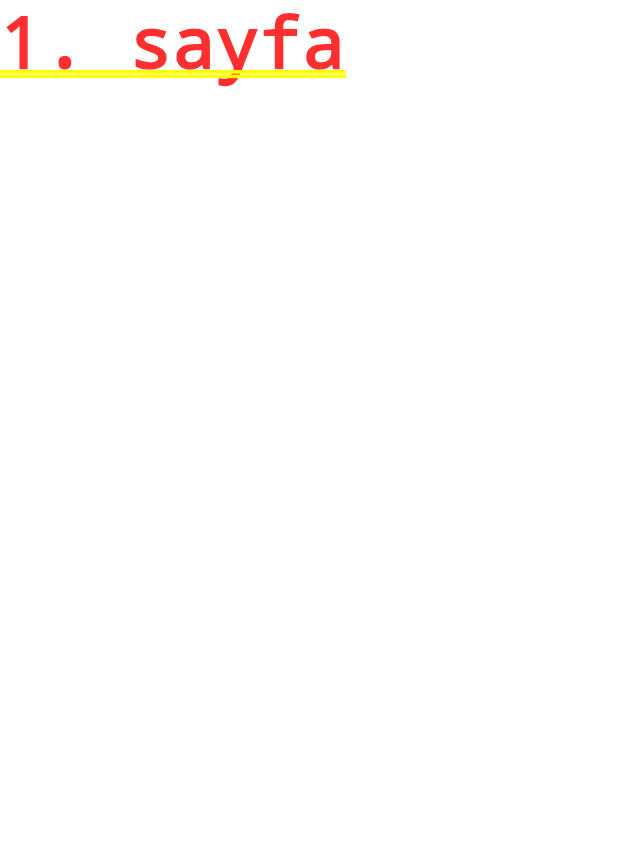
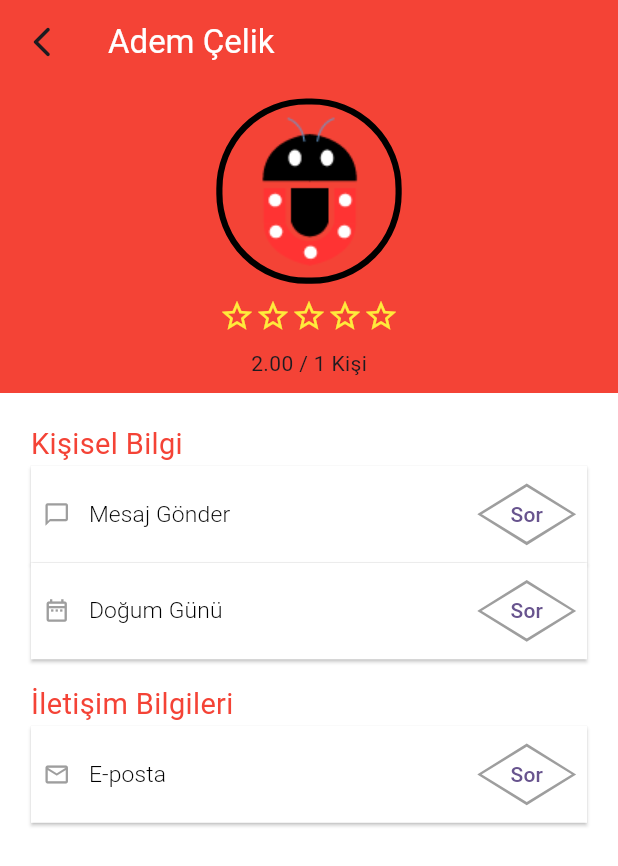
Before and after one commit to ademceliik/truecontact, a Flutter app: the MenuScreen screen opened directly, after a tap on "Siparişlerim", on a phone screen of 412 x 824 dp. Shown: the top 866 px of the screen. Run offline on Flutter 3.47's test engine with Material 3 defaults, Android fonts, the phone set to English and light mode, and no system bars; our stand-ins replace google_maps_flutter, responsive_sizer.

Commit message:
ios configuration and user details screen added

```diff
--- a/lib/view/menu_screen.dart
+++ b/lib/view/menu_screen.dart
@@ -1,5 +1,6 @@
 import 'package:calisma_app_1/view/menu/account_details_screen.dart';
 import 'package:calisma_app_1/view/navigation_settings_screen.dart';
+import 'package:calisma_app_1/view/user_details_screen_view.dart';
 import 'package:flutter/material.dart';
 import 'package:flutter/widgets.dart';
 import 'package:responsive_sizer/responsive_sizer.dart';
@@ -13,7 +14,7 @@ class MenuScreen extends StatefulWidget {
 
 class MenuScreenState extends State<MenuScreen> {
   List<Widget> pages = [
-    Container(child: Text("1. sayfa")),
+    UserDetailsScreenView(), //Container(child: Text("1. sayfa")),
     Container(child: Text("2. sayfa")),
     AccountDetailsScreen(),
     NavigationSettingScreen(),
@@ -87,7 +88,7 @@ class MenuScreenState extends State<MenuScreen> {
               )),
           Container(
             color: Colors.white,
-            height: 67.h,
+            height: 65.h,
             child: SingleChildScrollView(
                 child: Column(
               children: List<Widget>.generate(titles.length, (int index) {
--- a/lib/view/navigation_bar.dart
+++ b/lib/view/navigation_bar.dart
@@ -19,7 +19,7 @@ class _MyNavigationBarState extends State<MyNavigationBar> {
   final List<Widget> _pages = [
     MapScreen(), //Container(child: Text("1. sayfa")),
     Container(child: Text("1. sayfa")),
-    Container(child: Text("floating sayfa")),
+    SearchScreenView(), //Container(child: Text("floating sayfa")),
     AccountDetailsScreen(),
     MenuScreen(),
   ];
@@ -55,7 +55,6 @@ class _MyNavigationBarState extends State<MyNavigationBar> {
 
     return Scaffold(
       resizeToAvoidBottomInset: false,
-
       body: _pages[_currentIndex],
       bottomNavigationBar: Theme(
         data: ThemeData(
@@ -114,8 +113,6 @@ class _MyNavigationBarState extends State<MyNavigationBar> {
       onTap: () {
         setState(() {
           _currentIndex = 2;
-          Navigator.push(context, MaterialPageRoute(
-                builder: (_) => SearchScreenView()));
         });
         print(_currentIndex);
         Navigator(
--- /dev/null
+++ b/lib/view/user_details_screen_view.dart
@@ -0,0 +1,173 @@
+import 'package:flutter/material.dart';
+import 'package:responsive_sizer/responsive_sizer.dart';
+
+class UserDetailsScreenView extends StatefulWidget {
+  const UserDetailsScreenView({super.key});
+
+  @override
+  State<UserDetailsScreenView> createState() => _UserDetailsScreenViewState();
+}
+
+class _UserDetailsScreenViewState extends State<UserDetailsScreenView> {
+  List<String> titles = ["Mesaj Gönder", "Doğum Günü", "E-posta"];
+  List<IconData> icons = [
+    Icons.messenger_outline,
+    Icons.date_range_outlined,
+    Icons.email_outlined
+  ];
+  List<bool> isAsked = [false, false, false];
+  List<bool> isStarTapped = [false, false, false, false, false];
+
+  @override
+  Widget build(BuildContext context) {
+    return Scaffold(
+      appBar: AppBar(
+        backgroundColor: Colors.red,
+        title: Text(
+          "Adem Çelik",
+          style: TextStyle(color: Colors.white),
+        ),
+        leading: IconButton(
+            icon: const Icon(Icons.arrow_back_ios_new_rounded),
+            onPressed: () => Navigator.pop(context)),
+      ),
+      body: Column(
+        children: [
+          Container(
+              color: Colors.red,
+              height: 25.h,
+              width: 100.w,
+              child: Column(
+                mainAxisSize: MainAxisSize.min,
+                mainAxisAlignment: MainAxisAlignment.spaceEvenly,
+                crossAxisAlignment: CrossAxisAlignment.center,
+                children: [
+                  InkWell(
+                    onTap: () {},
+                    child: Container(
+                      height: 15.h,
+                      clipBehavior: Clip.antiAlias,
+                      decoration: BoxDecoration(
+                          border: Border.all(
+                              width: 1.w,
+                              color: Colors.black,
+                              style: BorderStyle.solid),
+                          borderRadius: BorderRadius.all(Radius.circular(60))),
+                      child: Image.asset("assets/logo/logo.png"),
+                    ),
+                  ),
+                  Row(
+                    mainAxisAlignment: MainAxisAlignment.center,
+                    children: [
+                      buildStar(0),
+                      buildStar(1),
+                      buildStar(2),
+                      buildStar(3),
+                      buildStar(4)
+                      //Icon(Icons.star_border_outlined),
+                    ],
+                  ),
+                  Text("2.00 / 1 Kişi")
+                ],
+              )),
+          Container(
+            padding: EdgeInsets.all(5.w),
+            color: Colors.white,
+            height: 60.h,
+            child: SingleChildScrollView(
+                child: Column(
+              crossAxisAlignment: CrossAxisAlignment.start,
+              children: [
+                Text("Kişisel Bilgi",
+                    style: TextStyle(color: Colors.red, fontSize: 18.sp)),
+                buildItem(0),
+                buildItem(1),
+                SizedBox(
+                  height: 2.h,
+                ),
+                Text("İletişim Bilgileri",
+                    style: TextStyle(color: Colors.red, fontSize: 18.sp)),
+                buildItem(2)
+              ],
+            )),
+          )
+        ],
+      ),
+    );
+  }
+
+  Widget buildStar(int index) {
+    return InkWell(
+        onTap: () {
+          setState(() {
+            for (int i = 0; i <= index; i++) {
+              isStarTapped[i] = true;
+            }
+            for (int i = index + 1; i < isStarTapped.length; i++) {
+              isStarTapped[i] = false;
+            }
+            /* if (index == 0 && isStarTapped[index] == true) {
+              setState(() {
+                isStarTapped[index] = false;
+              });
+            } */
+          });
+        },
+        child: Icon(
+            color: Colors.yellow,
+            !isStarTapped[index] ? Icons.star_border_outlined : Icons.star));
+  }
+
+  Widget buildItem(int index) {
+    return ElevatedButton(
+        style: ElevatedButton.styleFrom(
+            minimumSize: Size.fromHeight(7.h),
+            padding: EdgeInsets.all(1.h),
+            backgroundColor: Colors.white,
+            shape: RoundedRectangleBorder()),
+        onPressed: () {
+          /* setState(() {
+            Navigator.push(context,
+                MaterialPageRoute(builder: (_) => pages.elementAt(index)));
+          }); */
+        },
+        child: Row(
+          mainAxisAlignment: MainAxisAlignment.spaceBetween,
+          children: [
+            Row(
+              children: [
+                Icon(
+                  icons[index],
+                  color: Colors.grey,
+                ),
+                SizedBox(width: 3.w),
+                Text(titles[index],
+                    style: TextStyle(
+                      color: Colors.black,
+                      fontSize: 16.sp,
+                      fontWeight: FontWeight.w300,
+                    )),
+              ],
+            ),
+            isAsked[index]
+                ? Text(
+                    "İstek Gönderildi",
+                    style: TextStyle(color: Colors.grey),
+                  )
+                : TextButton(
+                    style: ElevatedButton.styleFrom(
+                        backgroundColor: Colors.white,
+                        shape: BeveledRectangleBorder(
+                            borderRadius: BorderRadius.circular(15.w),
+                            side: BorderSide(color: Colors.grey, width: 1))),
+                    child: Text("Sor"),
+                    onPressed: () {
+                      setState(() {
+                        isAsked[index] = true;
+                      });
+                    },
+                  )
+          ],
+        ));
+  }
+}
--- a/pubspec.yaml
+++ b/pubspec.yaml
@@ -43,8 +43,8 @@ dependencies:
   provider: ^6.1.2
 
   # Map View
-  google_maps_flutter: ^2.7.0
-
+  google_maps_flutter_ios: ^2.13.0
+  google_maps_flutter: ^2.9.0
 dev_dependencies:
   flutter_test:
     sdk: flutter
```
Also changed, not shown: lib/view/search_screen_view.dart (+49 -9 lines), pubspec.lock, 7 other files.
